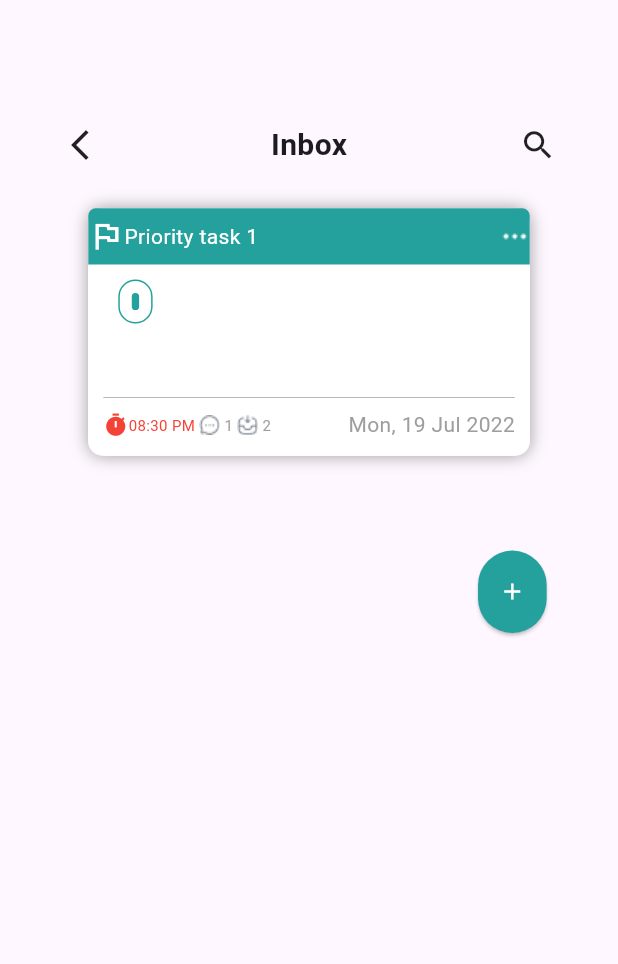
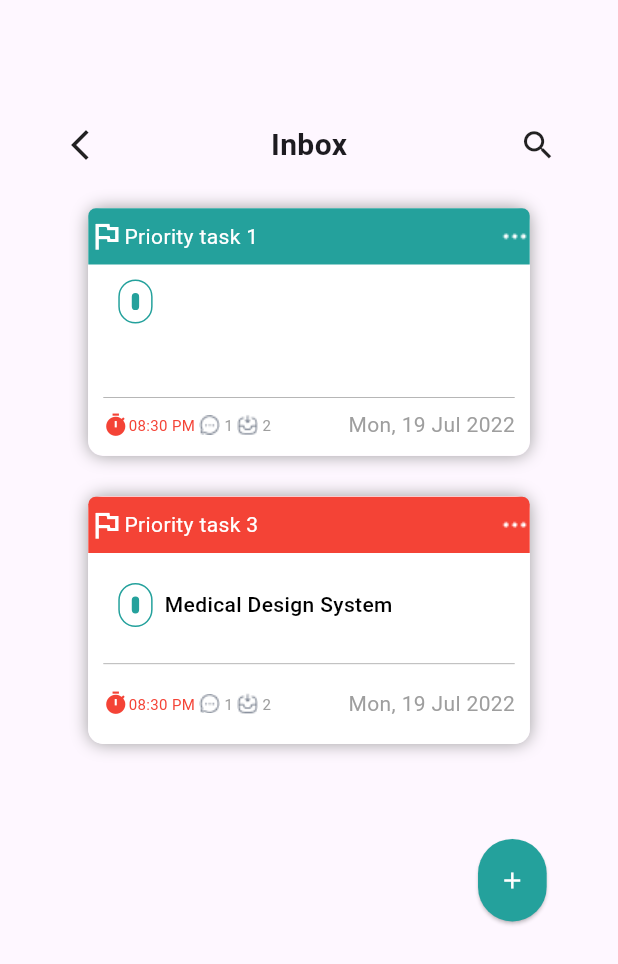
Before and after one commit to Kendra-ui/new_todo, a Flutter app: the Inbox screen opened directly, on a phone screen of 412 x 824 dp. Shown: the top 964 px of the screen. Run offline on Flutter 3.47's test engine with Material 3 defaults, Android fonts, the phone set to English and light mode, and no system bars; our stand-ins replace charts_flutter, cloud_firestore, firebase_core, sqflite; missing offline and left inert: chat_gpt_sdk, horizontal_calendar; accounts and stored records are empty.

Commit message:
adding files

```diff
--- a/lib/Account/sign_up.dart
+++ b/lib/Account/sign_up.dart
@@ -194,6 +194,7 @@ class _SignUpState extends State<SignUp> {
                         await _userProvider.signUp(widget.email,
                             _username.text.trim(), _password.text.trim());
                         await _userProvider.getUser(_username.text.trim());
+                        // ignore: unnecessary_null_comparison
                         if (_userProvider.currentUser == null) {
                           //display an error message to the user in snack bar
                           return;
--- a/lib/Account/signin.dart
+++ b/lib/Account/signin.dart
@@ -152,6 +152,7 @@ class _SignInState extends State<SignIn> {
                           Users? currentUser =
                               context.read<UserProvider>().currentUser;
 
+                          // ignore: unnecessary_null_comparison
                           if (currentUser != null) {
                             String username = currentUser.username;
                             await _todoProvider.getTask(username);
--- a/lib/Menu/productivity.dart
+++ b/lib/Menu/productivity.dart
@@ -75,7 +75,7 @@ class _ProductivityState extends State<Productivity> {
                   height: MediaQuery.of(context).size.height / 50,
                 ),
                 Consumer<UserProvider>(builder: (context, userProvider, child) {
-                  Users currentUser = userProvider.currentUser!;
+                  Users currentUser = userProvider.currentUser;
                   return Column(
                     children: [
                       Text(currentUser.username,
--- a/lib/Menu/settings.dart
+++ b/lib/Menu/settings.dart
@@ -80,6 +80,7 @@ class _SettingsState extends State<Settings> {
                 Consumer<UserProvider>(
                   builder: (context, userProvider, child) {
                     Users? currentUser = userProvider.currentUser;
+                    // ignore: unnecessary_null_comparison
                     if (currentUser != null) {
                       return Column(
                         children: [
--- a/lib/navigation/inbox.dart
+++ b/lib/navigation/inbox.dart
@@ -66,7 +66,6 @@ class _InboxState extends State<Inbox> {
             SizedBox(
               height: MediaQuery.of(context).size.height / 30,
             ),
-
             Container(
               alignment: Alignment.center,
               width: MediaQuery.of(context).size.width / 1.4,
@@ -193,133 +192,132 @@ class _InboxState extends State<Inbox> {
                 ),
               ]),
             ),
-
-            // SizedBox(
-            //   height: MediaQuery.of(context).size.height / 30,
-            // ),
-            // Container(
-            //   alignment: Alignment.center,
-            //   width: MediaQuery.of(context).size.width / 1.4,
-            //   height: MediaQuery.of(context).size.height / 5,
-            //   decoration: BoxDecoration(
-            //     borderRadius: BorderRadius.circular(10),
-            //     color: Colors.white,
-            //     boxShadow: const [
-            //       BoxShadow(
-            //           color: Colors.grey,
-            //           blurRadius: 9,
-            //           blurStyle: BlurStyle.outer)
-            //     ],
-            //   ),
-            //   child: Column(children: [
-            //     Container(
-            //       height: MediaQuery.of(context).size.height / 22,
-            //       width: MediaQuery.of(context).size.width / 1.4,
-            //       decoration: const BoxDecoration(
-            //           color: Colors.red,
-            //           borderRadius: BorderRadius.vertical(
-            //             top: Radius.circular(5),
-            //           )),
-            //       child: Row(
-            //         children: [
-            //           const Icon(
-            //             Icons.flag_outlined,
-            //             color: Colors.white,
-            //           ),
-            //           const Text(
-            //             'Priority task 3',
-            //             style: TextStyle(color: Colors.white),
-            //           ),
-            //           const Spacer(),
-            //           Image.asset('assets/images/dotted.png')
-            //         ],
-            //       ),
-            //     ),
-            //     Padding(
-            //       padding: const EdgeInsets.only(top: 20.0, left: 20),
-            //       child: Row(
-            //         children: [
-            //           Container(
-            //               width: MediaQuery.of(context).size.width / 18,
-            //               height: MediaQuery.of(context).size.height / 28,
-            //               decoration: BoxDecoration(
-            //                   borderRadius: BorderRadius.circular(100),
-            //                   border:
-            //                       Border.all(color: const Color(0xFF24A19C))),
-            //               child: Padding(
-            //                 padding: const EdgeInsets.all(8.0),
-            //                 child: Container(
-            //                   width: MediaQuery.of(context).size.width / 5,
-            //                   height: MediaQuery.of(context).size.height / 10,
-            //                   decoration: BoxDecoration(
-            //                       color: const Color(0xFF24A19C),
-            //                       borderRadius: BorderRadius.circular(100),
-            //                       border: Border.all(
-            //                           color: const Color(0xFF24A19C))),
-            //                 ),
-            //               )),
-            //           const Padding(
-            //             padding: EdgeInsets.only(left: 8.0),
-            //             child: Text(
-            //               'Medical Design System',
-            //               style: TextStyle(
-            //                   color: Colors.black, fontWeight: FontWeight.w500),
-            //             ),
-            //           )
-            //         ],
-            //       ),
-            //     ),
-            //     SizedBox(
-            //       height: MediaQuery.of(context).size.height / 50,
-            //     ),
-            //     const Divider(
-            //       color: Colors.grey,
-            //       thickness: 0.5,
-            //       endIndent: 10,
-            //       indent: 10,
-            //     ),
-            //     SizedBox(
-            //       height: MediaQuery.of(context).size.height / 100,
-            //     ),
-            //     SizedBox(
-            //       width: MediaQuery.of(context).size.width / 1.5,
-            //       height: MediaQuery.of(context).size.height / 40,
-            //       child: Row(
-            //         crossAxisAlignment: CrossAxisAlignment.center,
-            //         mainAxisAlignment: MainAxisAlignment.spaceBetween,
-            //         children: [
-            //           const Icon(
-            //             Icons.timer,
-            //             color: Colors.red,
-            //             size: 17,
-            //           ),
-            //           const Text(
-            //             '08:30 PM ',
-            //             style: TextStyle(
-            //               fontSize: 10,
-            //               color: Colors.red,
-            //             ),
-            //           ),
-            //           Image.asset('assets/images/Chat.png'),
-            //           const Text(
-            //             ' 1 ',
-            //             style: TextStyle(color: Colors.grey, fontSize: 10),
-            //           ),
-            //           Image.asset('assets/images/inbox.png'),
-            //           const Text(
-            //             ' 2',
-            //             style: TextStyle(color: Colors.grey, fontSize: 10),
-            //           ),
-            //           const Spacer(),
-            //           const Text(
-            //             'Mon, 19 Jul 2022',
-            //             style: TextStyle(color: Colors.grey),
-            //           )
-            //         ],
-            //       ),
-            //     ),
-            //   ]),
-            // ),
+            SizedBox(
+              height: MediaQuery.of(context).size.height / 30,
+            ),
+            Container(
+              alignment: Alignment.center,
+              width: MediaQuery.of(context).size.width / 1.4,
+              height: MediaQuery.of(context).size.height / 5,
+              decoration: BoxDecoration(
+                borderRadius: BorderRadius.circular(10),
+                color: Colors.white,
+                boxShadow: const [
+                  BoxShadow(
+                      color: Colors.grey,
+                      blurRadius: 9,
+                      blurStyle: BlurStyle.outer)
+                ],
+              ),
+              child: Column(children: [
+                Container(
+                  height: MediaQuery.of(context).size.height / 22,
+                  width: MediaQuery.of(context).size.width / 1.4,
+                  decoration: const BoxDecoration(
+                      color: Colors.red,
+                      borderRadius: BorderRadius.vertical(
+                        top: Radius.circular(5),
+                      )),
+                  child: Row(
+                    children: [
+                      const Icon(
+                        Icons.flag_outlined,
+                        color: Colors.white,
+                      ),
+                      const Text(
+                        'Priority task 3',
+                        style: TextStyle(color: Colors.white),
+                      ),
+                      const Spacer(),
+                      Image.asset('assets/images/dotted.png')
+                    ],
+                  ),
+                ),
+                Padding(
+                  padding: const EdgeInsets.only(top: 20.0, left: 20),
+                  child: Row(
+                    children: [
+                      Container(
+                          width: MediaQuery.of(context).size.width / 18,
+                          height: MediaQuery.of(context).size.height / 28,
+                          decoration: BoxDecoration(
+                              borderRadius: BorderRadius.circular(100),
+                              border:
+                                  Border.all(color: const Color(0xFF24A19C))),
+                          child: Padding(
+                            padding: const EdgeInsets.all(8.0),
+                            child: Container(
+                              width: MediaQuery.of(context).size.width / 5,
+                              height: MediaQuery.of(context).size.height / 10,
+                              decoration: BoxDecoration(
+                                  color: const Color(0xFF24A19C),
+                                  borderRadius: BorderRadius.circular(100),
+                                  border: Border.all(
+                                      color: const Color(0xFF24A19C))),
+                            ),
+                          )),
+                      const Padding(
+                        padding: EdgeInsets.only(left: 8.0),
+                        child: Text(
+                          'Medical Design System',
+                          style: TextStyle(
+                              color: Colors.black, fontWeight: FontWeight.w500),
+                        ),
+                      )
+                    ],
+                  ),
+                ),
+                SizedBox(
+                  height: MediaQuery.of(context).size.height / 50,
+                ),
+                const Divider(
+                  color: Colors.grey,
+                  thickness: 0.5,
+                  endIndent: 10,
+                  indent: 10,
+                ),
+                SizedBox(
+                  height: MediaQuery.of(context).size.height / 100,
+                ),
+                SizedBox(
+                  width: MediaQuery.of(context).size.width / 1.5,
+                  height: MediaQuery.of(context).size.height / 40,
+                  child: Row(
+                    crossAxisAlignment: CrossAxisAlignment.center,
+                    mainAxisAlignment: MainAxisAlignment.spaceBetween,
+                    children: [
+                      const Icon(
+                        Icons.timer,
+                        color: Colors.red,
+                        size: 17,
+                      ),
+                      const Text(
+                        '08:30 PM ',
+                        style: TextStyle(
+                          fontSize: 10,
+                          color: Colors.red,
+                        ),
+                      ),
+                      Image.asset('assets/images/Chat.png'),
+                      const Text(
+                        ' 1 ',
+                        style: TextStyle(color: Colors.grey, fontSize: 10),
+                      ),
+                      Image.asset('assets/images/inbox.png'),
+                      const Text(
+                        ' 2',
+                        style: TextStyle(color: Colors.grey, fontSize: 10),
+                      ),
+                      const Spacer(),
+                      const Text(
+                        'Mon, 19 Jul 2022',
+                        style: TextStyle(color: Colors.grey),
+                      )
+                    ],
+                  ),
+                ),
+              ]),
+            ),
             SizedBox(
               height: MediaQuery.of(context).size.height / 13,
             ),
@@ -643,6 +641,23 @@ class _InboxState extends State<Inbox> {
                                       //                 borderRadius: BorderRadius.all(Radius.circular(10.0)),
                                       //               ),
                                       //             ),))
+
+                                      Padding(
+                                        padding:
+                                            const EdgeInsets.only(left: 8.0),
+                                        child: Consumer<TodoProvider>(
+                                          builder: (context, value, child) =>
+                                              ListView.builder(
+                                                  itemCount: value.task.length,
+                                                  itemBuilder: (context,
+                                                          index) =>
+                                                      Todo(
+                                                        task: value.task[index],
+                                                        username:
+                                                            widget.username,
+                                                      )),
+                                        ),
+                                      )
                                     ],
                                   ),
                                 ),
```
Also changed, not shown: lib/Mode/apptheme.dart (deleted, +0 -12 lines), lib/Provider/user_provider.dart (+6 -9 lines), lib/Widget/savetodo.dart (+10 -19 lines).
